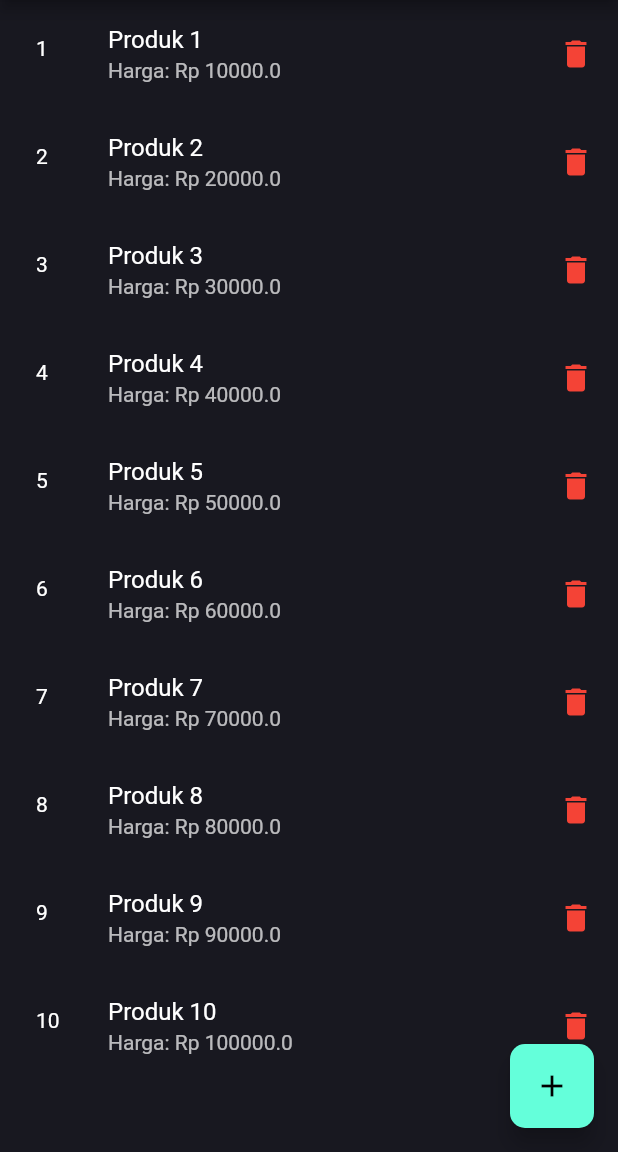
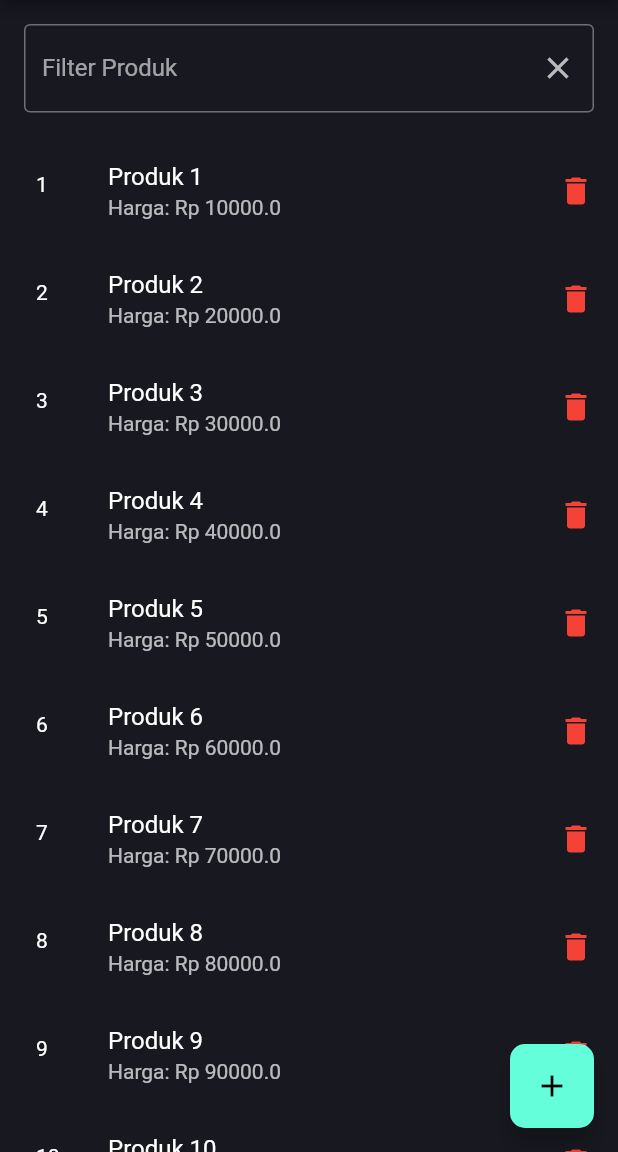
Before and after one commit to MkhGT/item-list-app, a Flutter app: the itemDashboard screen opened by its route, on a phone screen of 412 x 824 dp, the part 84-1236 px from its top. Run offline on Flutter 3.47's test engine with Material 2 defaults, Android fonts, the phone set to English and light mode, and no system bars; our stand-ins replace flutter_svg.

Commit message:
add filterbox in itemlist.dart

```diff
--- a/lib/pages/itemlist.dart
+++ b/lib/pages/itemlist.dart
@@ -10,6 +10,7 @@ class itemDashboard extends StatefulWidget {
 }
 
 class _itemDashboardState extends State<itemDashboard> {
+  TextEditingController _inputController = TextEditingController();
   final List<Product> products = [
     Product(id: 1, name: 'Produk 1', price: 10000),
     Product(id: 2, name: 'Produk 2', price: 20000),
@@ -43,7 +44,27 @@ class _itemDashboardState extends State<itemDashboard> {
           )
         ],
       ),
-      body: ListView.builder(
+      body: Column(
+        children: [
+          Padding(
+            padding: const EdgeInsets.all(16.0),
+            child: TextField(
+              controller: _inputController,
+              decoration: InputDecoration(
+                  labelText: 'Filter Produk',
+                  border: OutlineInputBorder(),
+                  suffixIcon: IconButton(
+                    icon: Icon(
+                      Icons.clear,
+                    ),
+                    onPressed: () {
+                      _inputController.clear();
+                    },
+                  )),
+            ),
+          ),
+          Expanded(
+            child: ListView.builder(
               itemBuilder: (context, int index) {
                 return Container(
                   child: ListTile(
@@ -62,6 +83,9 @@ class _itemDashboardState extends State<itemDashboard> {
               },
               itemCount: products.length,
             ),
+          ),
+        ],
+      ),
       floatingActionButton: FloatingActionButton(
         shape: RoundedRectangleBorder(borderRadius: BorderRadius.circular(10)),
         splashColor: Palette.gradient1,
```
Lines whose indentation alone changed are shown as unchanged.
